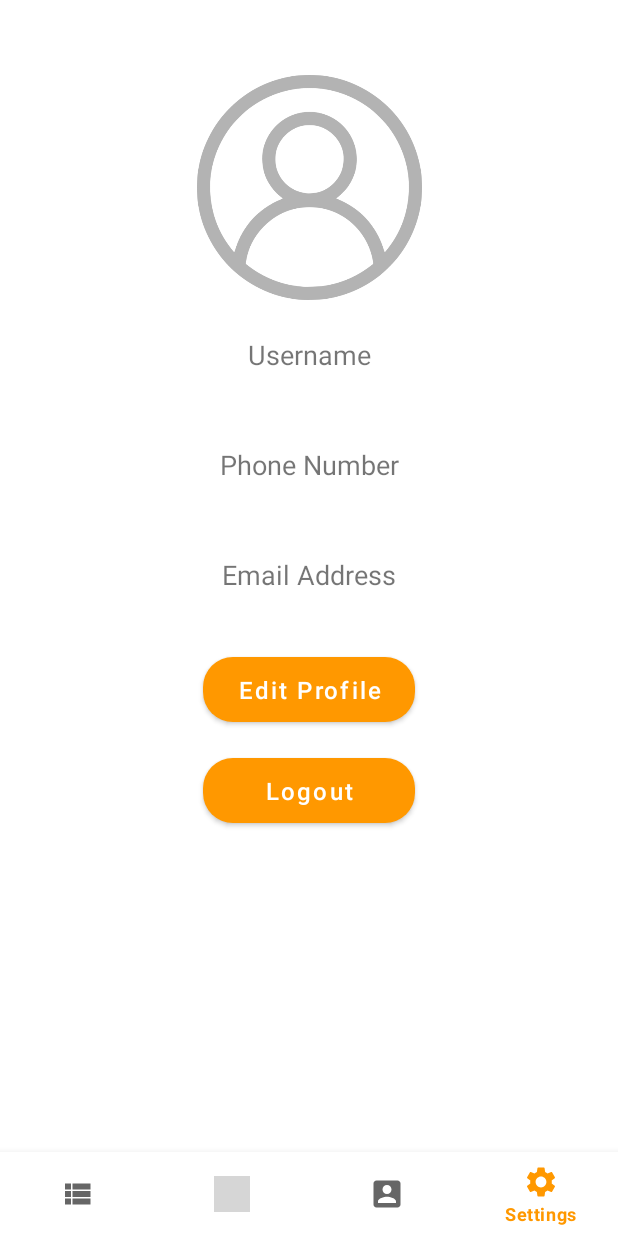
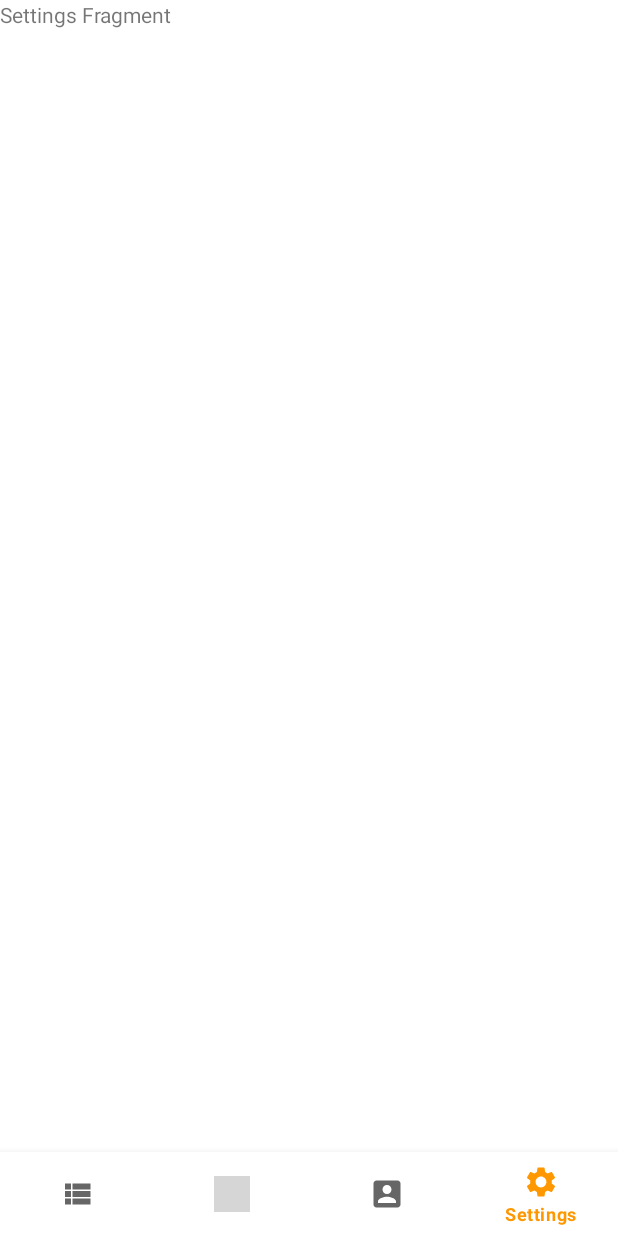
Before and after one commit to Mobile-App-Projects/CS-Project-I, an Android app: the AccountProfileFragment screen opened through its navigation route, item 4 of the bottom bar chosen, on a phone screen of 412 x 824 dp. Run offline under Robolectric (Android 15) with nearby library versions, the phone set to English and light mode, and no system bars; our stand-ins replace Firebase (no records; nobody signed in at launch, a user with empty details on screens opened directly); grey boxes are pictures that could not be loaded.

Commit message:
Bottom Navigation Bar working

```diff
--- a/app/src/main/java/com/mutinda/csprojecti/ContentActivity.java
+++ b/app/src/main/java/com/mutinda/csprojecti/ContentActivity.java
@@ -1,14 +1,53 @@
 package com.mutinda.csprojecti;
 
+import androidx.annotation.NonNull;
 import androidx.appcompat.app.AppCompatActivity;
+import androidx.fragment.app.Fragment;
+import androidx.navigation.NavController;
+import androidx.navigation.Navigation;
 
+import android.content.Intent;
 import android.os.Bundle;
+import android.view.MenuItem;
+import android.widget.RelativeLayout;
+
+import com.google.android.material.bottomnavigation.BottomNavigationView;
+import com.google.android.material.navigation.NavigationBarView;
+import com.mutinda.csprojecti.NavigationBar.AccountProfileFragment;
+import com.mutinda.csprojecti.NavigationBar.ListingsFragment;
+import com.mutinda.csprojecti.NavigationBar.MapsFragment;
+import com.mutinda.csprojecti.NavigationBar.SettingsFragment;
 
 public class ContentActivity extends AppCompatActivity {
+    private BottomNavigationView navigationView;
 
     @Override
     protected void onCreate(Bundle savedInstanceState) {
         super.onCreate(savedInstanceState);
         setContentView(R.layout.activity_content);
+
+        navigationView = findViewById(R.id.bottom_nav);
+
+        navigationView.setOnNavigationItemSelectedListener(new BottomNavigationView.OnNavigationItemSelectedListener() {
+            @Override
+            public boolean onNavigationItemSelected(@NonNull MenuItem item) {
+                Fragment fragment = null;
+                switch (item.getItemId()){
+                    case R.id.map_item:
+                        fragment = new MapsFragment();
+                        break;
+                    case R.id.account_item:
+                        fragment = new AccountProfileFragment();
+                        break;
+                    case R.id.settings_item:
+                       fragment = new SettingsFragment();
+                        break;
+                    default:
+                        fragment = new ListingsFragment();
+                }
+                getSupportFragmentManager().beginTransaction().replace(R.id.fragmentContainerView3, fragment).commit();
+                return true;
+            }
+        });
     }
 }
--- a/app/src/main/java/com/mutinda/csprojecti/NavigationBar/AccountProfileFragment.java
+++ b/app/src/main/java/com/mutinda/csprojecti/NavigationBar/AccountProfileFragment.java
@@ -25,7 +25,6 @@ public class AccountProfileFragment extends Fragment {
     User accountUser;
     Button editUserProfile, logout;
     FirebaseAuth accountAuth;
-    NavController navController;
     public AccountProfileFragment() {
         // Required empty public constructor
     }
@@ -44,7 +43,6 @@ public class AccountProfileFragment extends Fragment {
         editUserProfile = view.findViewById(R.id.edit_user_profile_btn);
         logout = view.findViewById(R.id.logout_btn);
         accountAuth = FirebaseAuth.getInstance();
-        navController = Navigation.findNavController(view);
 
         logout.setOnClickListener(new View.OnClickListener() {
             @Override
--- a/app/src/main/res/layout/activity_content.xml
+++ b/app/src/main/res/layout/activity_content.xml
@@ -1,5 +1,5 @@
 <?xml version="1.0" encoding="utf-8"?>
-<androidx.constraintlayout.widget.ConstraintLayout xmlns:android="http://schemas.android.com/apk/res/android"
+<RelativeLayout xmlns:android="http://schemas.android.com/apk/res/android"
     xmlns:app="http://schemas.android.com/apk/res-auto"
     xmlns:tools="http://schemas.android.com/tools"
     android:layout_width="match_parent"
@@ -11,21 +11,15 @@
         android:name="androidx.navigation.fragment.NavHostFragment"
         android:layout_width="match_parent"
         android:layout_height="match_parent"
+        android:layout_above="@id/bottom_nav"
         app:defaultNavHost="true"
-        app:layout_constraintBottom_toBottomOf="parent"
-        app:layout_constraintEnd_toEndOf="parent"
-        app:layout_constraintStart_toStartOf="parent"
-        app:layout_constraintTop_toTopOf="parent"
         app:navGraph="@navigation/nav_graph2" />
 
     <com.google.android.material.bottomnavigation.BottomNavigationView
         android:id="@+id/bottom_nav"
         android:layout_width="match_parent"
         android:layout_height="wrap_content"
-        app:layout_constraintBottom_toBottomOf="parent"
-        app:layout_constraintCircleRadius="20dp"
-        app:layout_constraintEnd_toEndOf="parent"
-        app:layout_constraintStart_toStartOf="parent"
+        android:layout_alignParentBottom="true"
         app:menu="@menu/menu" />
 
-</androidx.constraintlayout.widget.ConstraintLayout>
+</RelativeLayout>
```
